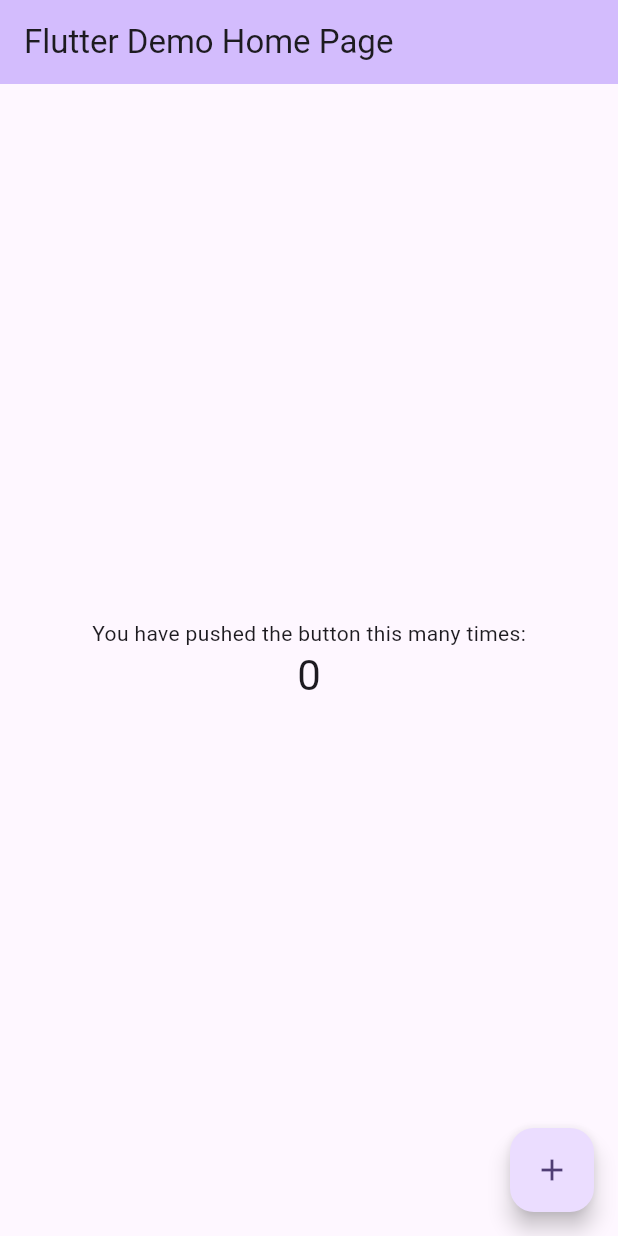
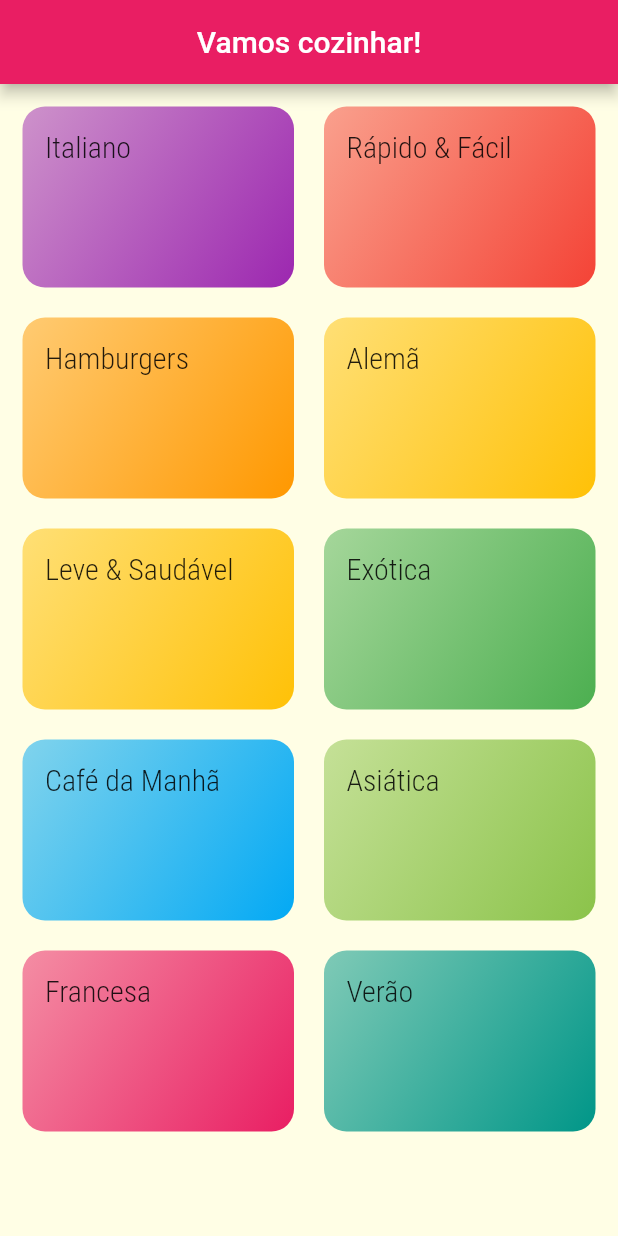
Before and after one commit to roninds14/meals, a Flutter app: the screen it shows after launch, on a phone screen of 412 x 824 dp. Run offline on Flutter 3.47's test engine with Material 2 defaults, Android fonts, the phone set to English and light mode, and no system bars.

Commit message:
home criado, screen meal iniciado, rotas iniciais definidas

```diff
--- /dev/null
+++ b/lib/components/category_item.dart
@@ -0,0 +1,52 @@
+import 'package:flutter/material.dart';
+import 'package:meals/utils/app_routes.dart';
+
+import '../models/category.dart';
+
+class CategoryItem extends StatelessWidget {
+  final Category category;
+
+  const CategoryItem(this.category, {super.key});
+
+  void _selectCaregory(BuildContext context) {
+    Navigator.of(context).pushNamed(
+      AppRoutes.CATEGORIES_MEALS,
+      arguments: category,
+    );
+  }
+
+  @override
+  Widget build(BuildContext context) {
+    return InkWell(
+      onTap: () => _selectCaregory(context),
+      splashColor: Theme.of(context).primaryColor,
+      borderRadius: const BorderRadius.all(
+        Radius.circular(
+          15,
+        ),
+      ),
+      child: Container(
+        padding: const EdgeInsets.all(15),
+        decoration: BoxDecoration(
+          borderRadius: const BorderRadius.all(
+            Radius.circular(
+              15,
+            ),
+          ),
+          gradient: LinearGradient(
+            colors: [
+              category.color.withOpacity(0.5),
+              category.color,
+            ],
+            begin: Alignment.topLeft,
+            end: Alignment.bottomRight,
+          ),
+        ),
+        child: Text(
+          category.title,
+          style: Theme.of(context).textTheme.titleMedium,
+        ),
+      ),
+    );
+  }
+}
--- a/lib/main.dart
+++ b/lib/main.dart
@@ -1,125 +1,35 @@
 import 'package:flutter/material.dart';
+import 'package:meals/screens/categories_meals_screen.dart';
+import 'package:meals/screens/category_screen.dart';
 
-void main() {
-  runApp(const MyApp());
-}
+import '../utils/app_routes.dart';
+
+void main() => runApp(MyApp());
 
 class MyApp extends StatelessWidget {
-  const MyApp({super.key});
+  final theme = ThemeData(
+      canvasColor: const Color.fromRGBO(255, 254, 229, 1),
+      fontFamily: 'Raleway',
+      textTheme: ThemeData.light().textTheme.copyWith(
+          titleMedium:
+              const TextStyle(fontSize: 20, fontFamily: 'RobotoCondensed')));
 
-  // This widget is the root of your application.
+  MyApp({super.key});
+
   @override
   Widget build(BuildContext context) {
     return MaterialApp(
-      title: 'Flutter Demo',
-      theme: ThemeData(
-        // This is the theme of your application.
-        //
-        // TRY THIS: Try running your application with "flutter run". You'll see
-        // the application has a blue toolbar. Then, without quitting the app,
-        // try changing the seedColor in the colorScheme below to Colors.green
-        // and then invoke "hot reload" (save your changes or press the "hot
-        // reload" button in a Flutter-supported IDE, or press "r" if you used
-        // the command line to start the app).
-        //
-        // Notice that the counter didn't reset back to zero; the application
-        // state is not lost during the reload. To reset the state, use hot
-        // restart instead.
-        //
-        // This works for code too, not just values: Most code changes can be
-        // tested with just a hot reload.
-        colorScheme: ColorScheme.fromSeed(seedColor: Colors.deepPurple),
-        useMaterial3: true,
+      title: 'DeliMeals',
+      theme: theme.copyWith(
+        colorScheme: theme.colorScheme.copyWith(
+          primary: Colors.pink,
+          secondary: Colors.amber,
+        ),
       ),
-      home: const MyHomePage(title: 'Flutter Demo Home Page'),
+      routes: {
+        AppRoutes.HOME: (ctx) => const CategoryScreen(),
+        AppRoutes.CATEGORIES_MEALS: (ctx) => const CategoriesMealsSreen(),
+      },
     );
   }
 }
-
-class MyHomePage extends StatefulWidget {
-  const MyHomePage({super.key, required this.title});
-
-  // This widget is the home page of your application. It is stateful, meaning
-  // that it has a State object (defined below) that contains fields that affect
-  // how it looks.
-
-  // This class is the configuration for the state. It holds the values (in this
-  // case the title) provided by the parent (in this case the App widget) and
-  // used by the build method of the State. Fields in a Widget subclass are
-  // always marked "final".
-
-  final String title;
-
-  @override
-  State<MyHomePage> createState() => _MyHomePageState();
-}
-
-class _MyHomePageState extends State<MyHomePage> {
-  int _counter = 0;
-
-  void _incrementCounter() {
-    setState(() {
-      // This call to setState tells the Flutter framework that something has
-      // changed in this State, which causes it to rerun the build method below
-      // so that the display can reflect the updated values. If we changed
-      // _counter without calling setState(), then the build method would not be
-      // called again, and so nothing would appear to happen.
-      _counter++;
-    });
-  }
-
-  @override
-  Widget build(BuildContext context) {
-    // This method is rerun every time setState is called, for instance as done
-    // by the _incrementCounter method above.
-    //
-    // The Flutter framework has been optimized to make rerunning build methods
-    // fast, so that you can just rebuild anything that needs updating rather
-    // than having to individually change instances of widgets.
-    return Scaffold(
-      appBar: AppBar(
-        // TRY THIS: Try changing the color here to a specific color (to
-        // Colors.amber, perhaps?) and trigger a hot reload to see the AppBar
-        // change color while the other colors stay the same.
-        backgroundColor: Theme.of(context).colorScheme.inversePrimary,
-        // Here we take the value from the MyHomePage object that was created by
-        // the App.build method, and use it to set our appbar title.
-        title: Text(widget.title),
-      ),
-      body: Center(
-        // Center is a layout widget. It takes a single child and positions it
-        // in the middle of the parent.
-        child: Column(
-          // Column is also a layout widget. It takes a list of children and
-          // arranges them vertically. By default, it sizes itself to fit its
-          // children horizontally, and tries to be as tall as its parent.
-          //
-          // Column has various properties to control how it sizes itself and
-          // how it positions its children. Here we use mainAxisAlignment to
-          // center the children vertically; the main axis here is the vertical
-          // axis because Columns are vertical (the cross axis would be
-          // horizontal).
-          //
-          // TRY THIS: Invoke "debug painting" (choose the "Toggle Debug Paint"
-          // action in the IDE, or press "p" in the console), to see the
-          // wireframe for each widget.
-          mainAxisAlignment: MainAxisAlignment.center,
-          children: <Widget>[
-            const Text(
-              'You have pushed the button this many times:',
-            ),
-            Text(
-              '$_counter',
-              style: Theme.of(context).textTheme.headlineMedium,
-            ),
-          ],
-        ),
-      ),
-      floatingActionButton: FloatingActionButton(
-        onPressed: _incrementCounter,
-        tooltip: 'Increment',
-        child: const Icon(Icons.add),
-      ), // This trailing comma makes auto-formatting nicer for build methods.
-    );
-  }
-}
--- /dev/null
+++ b/lib/models/category.dart
@@ -0,0 +1,13 @@
+import 'package:flutter/material.dart';
+
+class Category {
+  final String id;
+  final String title;
+  final Color color;
+
+  const Category({
+    required this.id,
+    required this.title,
+    this.color = Colors.amber
+  });
+}
--- /dev/null
+++ b/lib/screens/category_screen.dart
@@ -0,0 +1,32 @@
+import 'package:flutter/material.dart';
+
+import '../components/category_item.dart';
+import '../data/dummy_data.dart';
+
+class CategoryScreen extends StatelessWidget {
+  const CategoryScreen({super.key});
+
+  @override
+  Widget build(BuildContext context) {
+    return Scaffold(
+      appBar: AppBar(
+        centerTitle: true,
+        title: const Text(
+          "Vamos cozinhar!",
+        ),
+      ),
+      body: GridView(
+        padding: const EdgeInsets.all(15),
+        gridDelegate: const SliverGridDelegateWithMaxCrossAxisExtent(
+          maxCrossAxisExtent: 200,
+          childAspectRatio: 3 / 2,
+          crossAxisSpacing: 20,
+          mainAxisSpacing: 20,
+        ),
+        children: DUMMY_CATEGORIES.map((cat) {
+          return CategoryItem(cat);
+        }).toList(),
+      ),
+    );
+  }
+}
--- /dev/null
+++ b/lib/utils/app_routes.dart
@@ -0,0 +1,5 @@
+class AppRoutes
+{
+  static const HOME = '/';
+  static const CATEGORIES_MEALS = '/categories-meals';
+}
```
Also changed, not shown: lib/data/dummy_data.dart (added, +382 -0 lines), lib/models/meal.dart (added, +45 -0 lines), lib/screens/categories_meals_screen.dart (added, +22 -0 lines), pubspec.yaml (+18 -11 lines), assets/fonts/Raleway-Black.ttf (added), assets/fonts/Raleway-Bold.ttf (added), assets/fonts/Raleway-Regular.ttf (added), assets/fonts/RobotoCondensed-Bold.ttf (added), assets/fonts/RobotoCondensed-Italic.ttf (added), assets/fonts/RobotoCondensed-Light.ttf (added), assets/fonts/RobotoCondensed-Regular.ttf (added).
